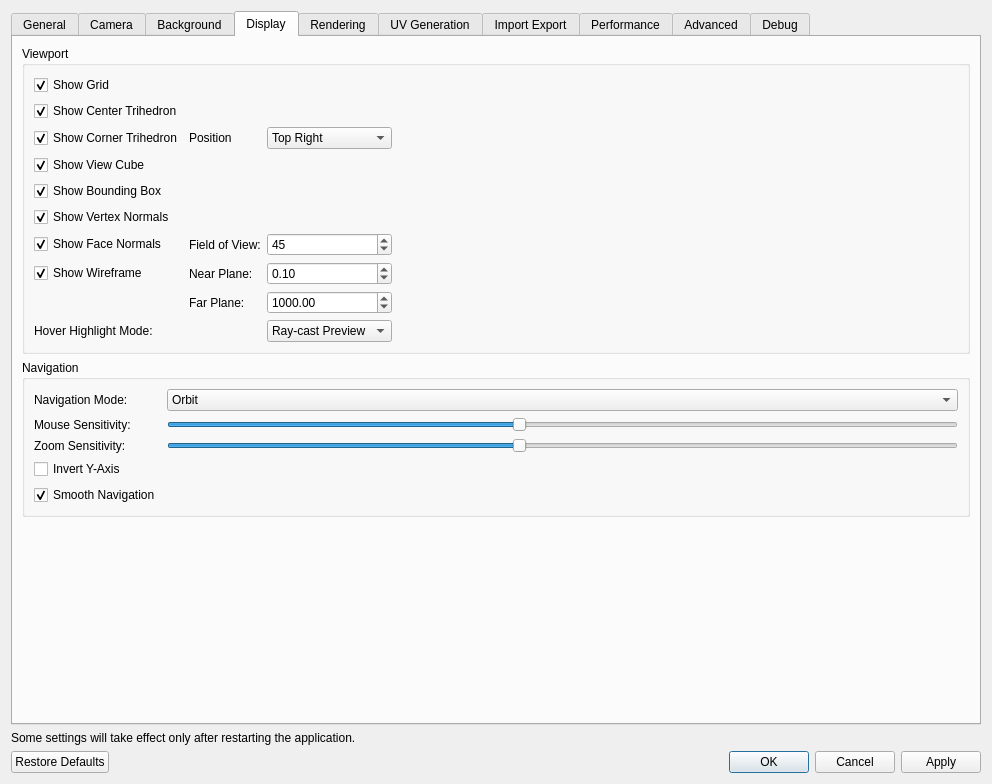
Before: the Qt Designer form ui/SettingsDialog.ui in 01Hub/ModelViewer, drawn with Qt 5.
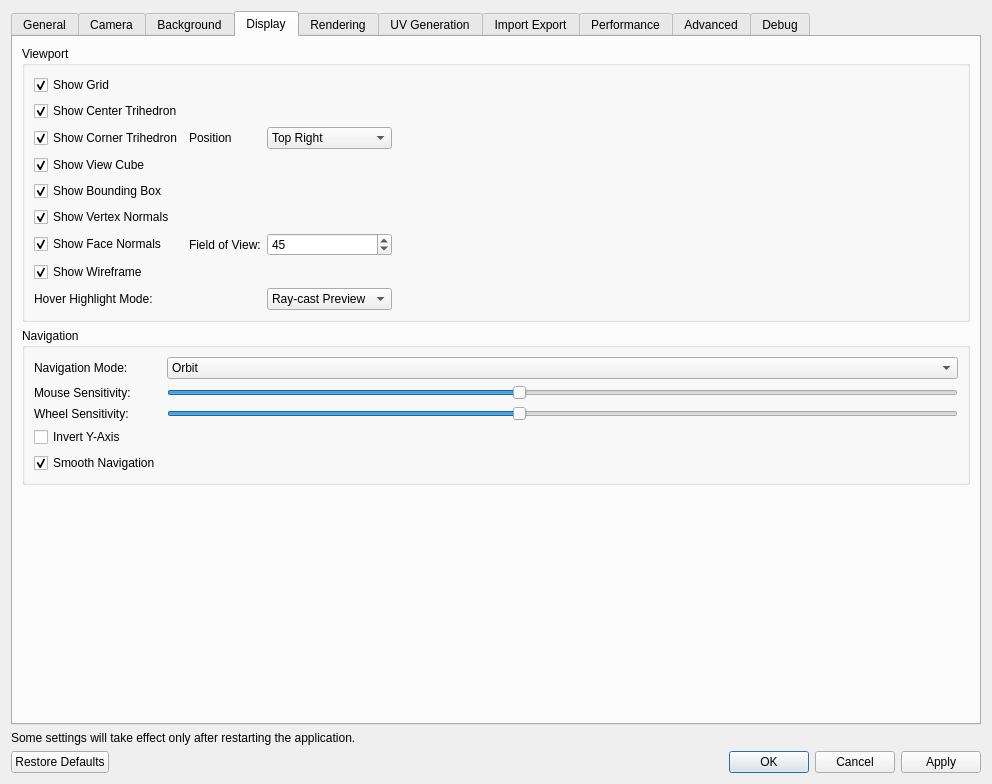
After: the same form once the commit is applied. The open tabs and pages were chosen to show the change.

Commit message: Fix: wire settings dialog Display and Navigation tabs end-to-end

Patch:
```diff
--- a/ui/SettingsDialog.ui
+++ b/ui/SettingsDialog.ui
@@ -621,29 +621,6 @@
           <string>Viewport</string>
          </property>
          <layout class="QGridLayout" name="gridLayout_12">
-          <item row="7" column="1">
-           <widget class="QLabel" name="nearPlaneLabel">
-            <property name="text">
-             <string>Near Plane:</string>
-            </property>
-           </widget>
-          </item>
-          <item row="8" column="2">
-           <widget class="QDoubleSpinBox" name="farPlaneSpinBox">
-            <property name="minimum">
-             <double>10.000000000000000</double>
-            </property>
-            <property name="maximum">
-             <double>10000.000000000000000</double>
-            </property>
-            <property name="singleStep">
-             <double>10.000000000000000</double>
-            </property>
-            <property name="value">
-             <double>1000.000000000000000</double>
-            </property>
-           </widget>
-          </item>
           <item row="6" column="1">
            <widget class="QLabel" name="fieldOfViewLabel">
             <property name="text">
@@ -661,13 +638,6 @@
             </property>
            </widget>
           </item>
-          <item row="8" column="1">
-           <widget class="QLabel" name="farPlaneLabel">
-            <property name="text">
-             <string>Far Plane:</string>
-            </property>
-           </widget>
-          </item>
           <item row="1" column="0">
            <widget class="QCheckBox" name="showCenterTrihedronCheckBox">
             <property name="text">
@@ -797,22 +767,6 @@
             </property>
            </widget>
           </item>
-          <item row="7" column="2">
-           <widget class="QDoubleSpinBox" name="nearPlaneSpinBox">
-            <property name="minimum">
-             <double>0.000000000000000</double>
-            </property>
-            <property name="maximum">
-             <double>10.000000000000000</double>
-            </property>
-            <property name="singleStep">
-             <double>0.001000000000000</double>
-            </property>
-            <property name="value">
-             <double>0.100000000000000</double>
-            </property>
-           </widget>
-          </item>
           <item row="2" column="1">
            <widget class="QLabel" name="label_7">
             <property name="text">
@@ -918,7 +872,7 @@
           <item row="2" column="0">
            <widget class="QLabel" name="zoomSensitivityLabel">
             <property name="text">
-             <string>Zoom Sensitivity:</string>
+             <string>Wheel Sensitivity:</string>
             </property>
            </widget>
           </item>
```
Left out of the diff: 27 changed lines with no effect on the pictures. The commit also changes 7 other files.
